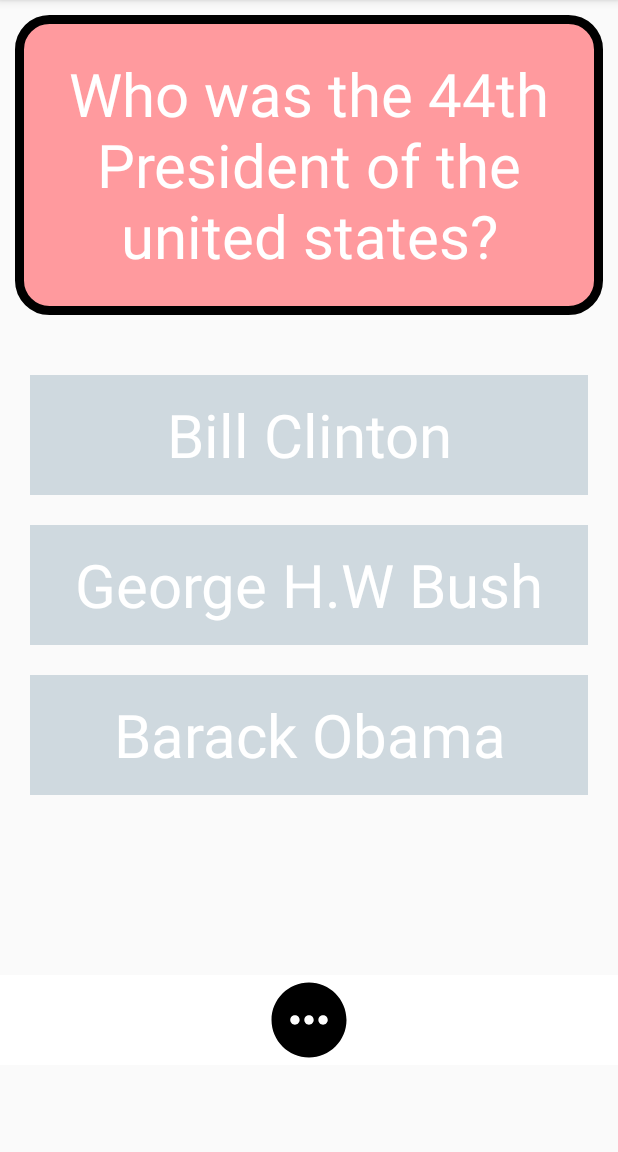
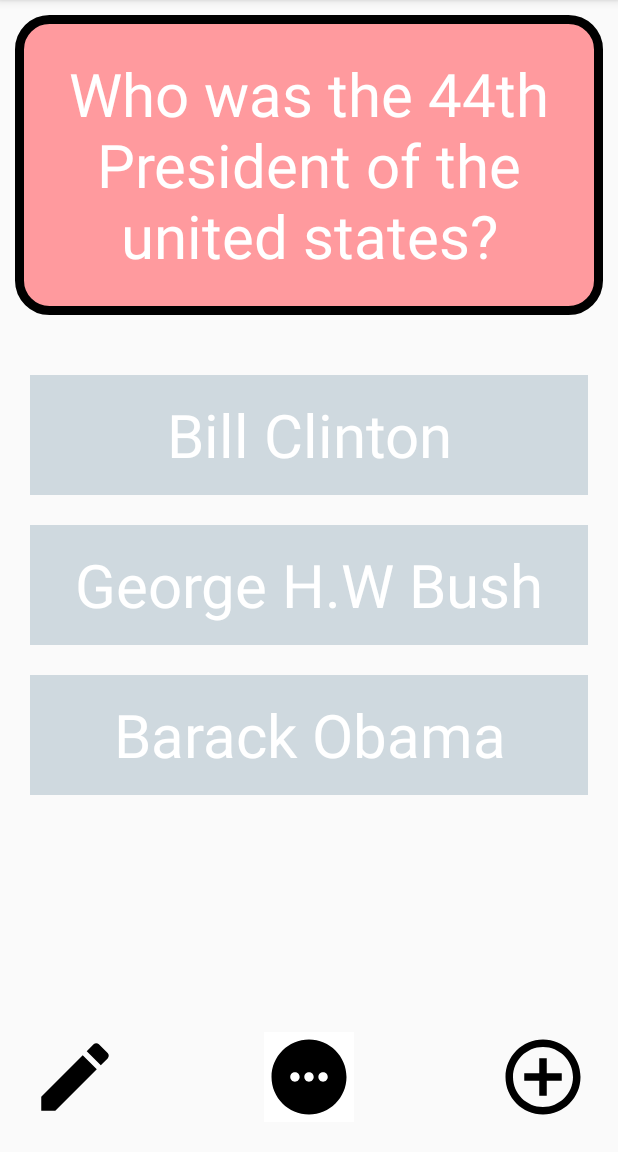
Before and after one commit to Opeyeoluwa/FlashCard-App, an Android app: the screen it shows after launch (MainActivity), on a phone screen of 412 x 824 dp, the part 84-1236 px from its top. Run offline under Robolectric (Android 15) with nearby library versions, the phone set to English and light mode, and no system bars.

Commit message:
Lab 2 complete

```diff
--- a/app/src/main/AndroidManifest.xml
+++ b/app/src/main/AndroidManifest.xml
@@ -14,6 +14,9 @@
         android:theme="@style/Theme.Flashcard"
         tools:targetApi="31">
         <activity
+            android:name=".AddCardActivity"
+            android:exported="false" />
+        <activity
             android:name=".MainActivity"
             android:exported="true">
             <intent-filter>
--- /dev/null
+++ b/app/src/main/res/drawable/ic_baseline_add_circle_outline_24.xml
@@ -0,0 +1,5 @@
+<vector android:autoMirrored="true" android:height="60dp"
+    android:tint="#000000" android:viewportHeight="24"
+    android:viewportWidth="24" android:width="60dp" xmlns:android="http://schemas.android.com/apk/res/android">
+    <path android:fillColor="@android:color/white" android:pathData="M13,7h-2v4L7,11v2h4v4h2v-4h4v-2h-4L13,7zM12,2C6.48,2 2,6.48 2,12s4.48,10 10,10 10,-4.48 10,-10S17.52,2 12,2zM12,20c-4.41,0 -8,-3.59 -8,-8s3.59,-8 8,-8 8,3.59 8,8 -3.59,8 -8,8z"/>
+</vector>
--- /dev/null
+++ b/app/src/main/res/drawable/ic_baseline_cancel_24.xml
@@ -0,0 +1,5 @@
+<vector android:autoMirrored="true" android:height="60dp"
+    android:tint="#000000" android:viewportHeight="24"
+    android:viewportWidth="24" android:width="60dp" xmlns:android="http://schemas.android.com/apk/res/android">
+    <path android:fillColor="@android:color/white" android:pathData="M12,2C6.47,2 2,6.47 2,12s4.47,10 10,10 10,-4.47 10,-10S17.53,2 12,2zM17,15.59L15.59,17 12,13.41 8.41,17 7,15.59 10.59,12 7,8.41 8.41,7 12,10.59 15.59,7 17,8.41 13.41,12 17,15.59z"/>
+</vector>
--- /dev/null
+++ b/app/src/main/res/drawable/ic_baseline_edit_24.xml
@@ -0,0 +1,5 @@
+<vector android:autoMirrored="true" android:height="60dp"
+    android:tint="#000000" android:viewportHeight="24"
+    android:viewportWidth="24" android:width="60dp" xmlns:android="http://schemas.android.com/apk/res/android">
+    <path android:fillColor="@android:color/white" android:pathData="M3,17.25V21h3.75L17.81,9.94l-3.75,-3.75L3,17.25zM20.71,7.04c0.39,-0.39 0.39,-1.02 0,-1.41l-2.34,-2.34c-0.39,-0.39 -1.02,-0.39 -1.41,0l-1.83,1.83 3.75,3.75 1.83,-1.83z"/>
+</vector>
--- /dev/null
+++ b/app/src/main/res/drawable/ic_baseline_save_alt_24.xml
@@ -0,0 +1,5 @@
+<vector android:autoMirrored="true" android:height="60dp"
+    android:tint="#000000" android:viewportHeight="24"
+    android:viewportWidth="24" android:width="60dp" xmlns:android="http://schemas.android.com/apk/res/android">
+    <path android:fillColor="@android:color/white" android:pathData="M19,12v7L5,19v-7L3,12v7c0,1.1 0.9,2 2,2h14c1.1,0 2,-0.9 2,-2v-7h-2zM13,12.67l2.59,-2.58L17,11.5l-5,5 -5,-5 1.41,-1.41L11,12.67L11,3h2z"/>
+</vector>
--- a/app/src/main/res/drawable/icon.xml
+++ b/app/src/main/res/drawable/icon.xml
@@ -1,6 +1,6 @@
 <vector xmlns:android="http://schemas.android.com/apk/res/android"
-    android:width="24dp"
-    android:height="24dp"
+    android:width="60dp"
+    android:height="60dp"
     android:viewportWidth="24"
     android:viewportHeight="24">
   <path
--- a/app/src/main/res/layout/activity_main.xml
+++ b/app/src/main/res/layout/activity_main.xml
@@ -85,11 +85,31 @@
 
     <ImageView
         android:id="@+id/button"
-        android:layout_width="match_parent"
-        android:layout_height="60dp"
-        android:layout_marginTop="650dp"
+        android:layout_width="wrap_content"
+        android:layout_height="wrap_content"
+        android:layout_alignParentBottom="true"
+        android:layout_centerHorizontal="true"
         android:layout_marginBottom="20dp"
         android:background="#ffffff"
         android:src="@drawable/icon" />
+    <ImageView
+        android:id="@+id/add_question"
+        android:layout_width="wrap_content"
+        android:layout_height="wrap_content"
+        android:layout_alignParentBottom="true"
+        android:layout_alignParentEnd="true"
+        android:layout_marginRight="20dp"
+        android:layout_marginBottom="20dp"
+        android:src="@drawable/ic_baseline_add_circle_outline_24" />
+
+    <ImageView
+        android:id="@+id/edit_question"
+        android:layout_width="wrap_content"
+        android:layout_height="wrap_content"
+        android:layout_alignParentBottom="true"
+        android:layout_alignParentStart="true"
+        android:layout_marginLeft="20dp"
+        android:layout_marginBottom="20dp"
+        android:src="@drawable/ic_baseline_edit_24" />
 
 </RelativeLayout>
```
Also changed, not shown: app/src/main/java/com/example/flashcard/AddCardActivity.kt (added, +75 -0 lines), app/src/main/java/com/example/flashcard/MainActivity.kt (+56 -0 lines), app/src/main/res/layout/activity_add_card.xml (added, +79 -0 lines), 2 other files.
